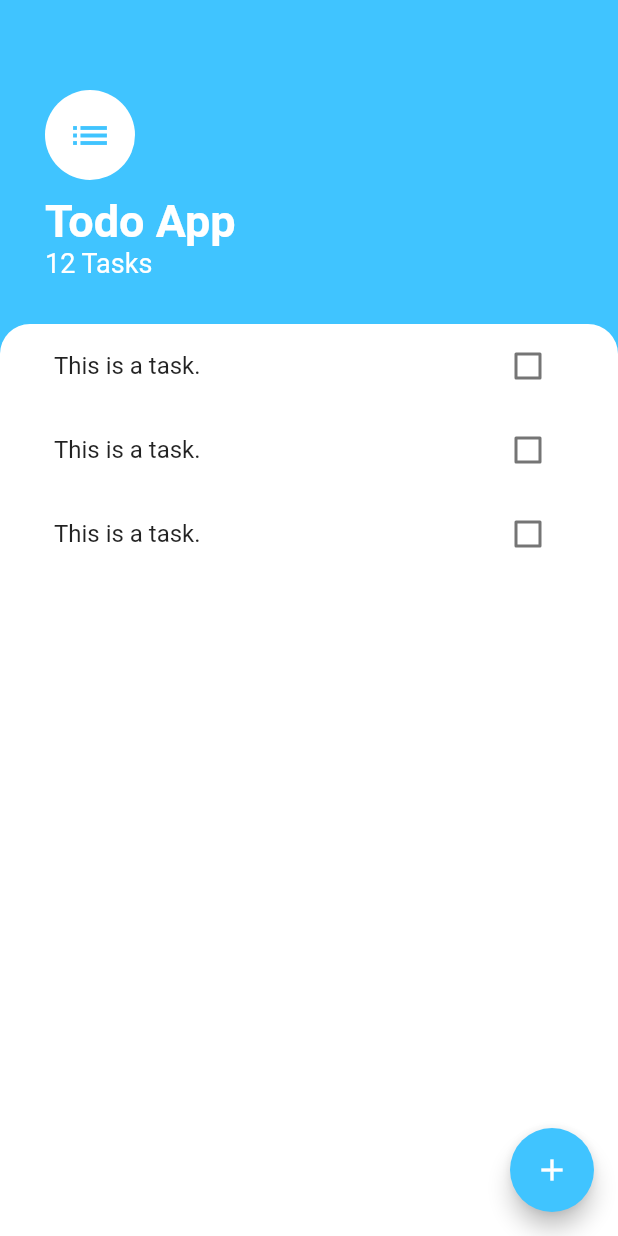
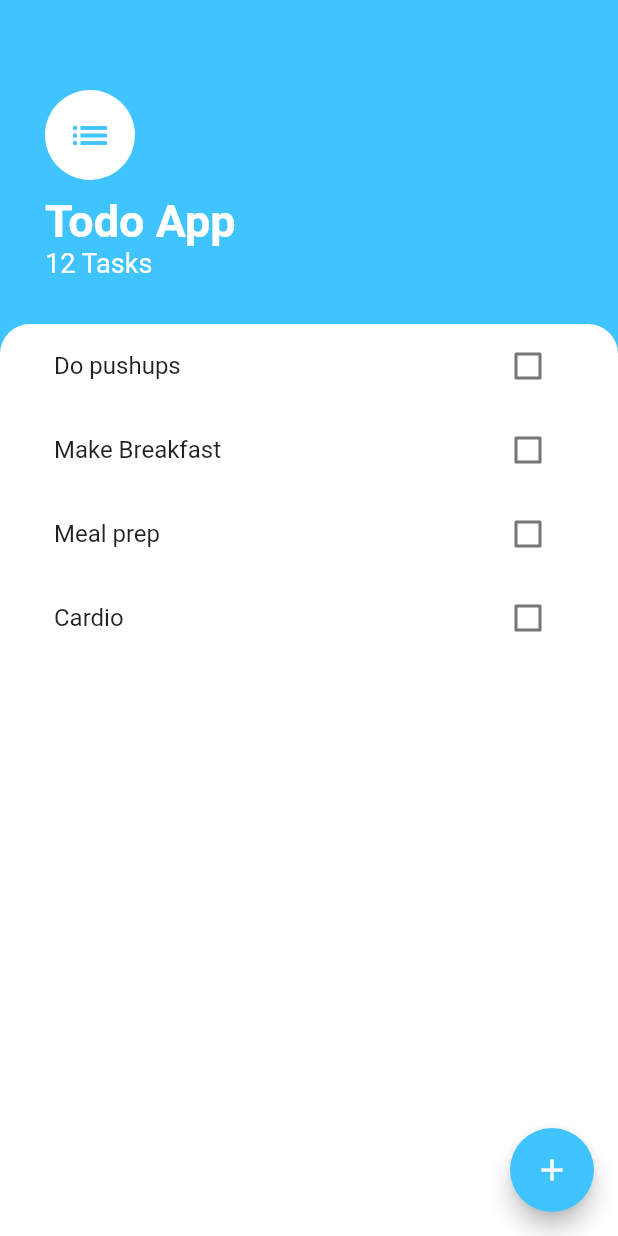
Before and after one commit to FrankyDesigner123/todo_prototype_flutter, a Flutter app: the screen it shows after launch, on a phone screen of 412 x 824 dp. Run offline on Flutter 3.47's test engine with Material 2 defaults, Android fonts, the phone set to English and light mode, and no system bars.

Commit message:
Dynamic tasktiles in ListView

```diff
--- /dev/null
+++ b/lib/models/task.dart
@@ -0,0 +1,10 @@
+class Task {
+  final String name;
+  bool isDone;
+
+  Task({this.name, this.isDone = false});
+
+  void toggleDone() {
+    isDone = !isDone;
+  }
+}
--- a/lib/widgets/tasks_list.dart
+++ b/lib/widgets/tasks_list.dart
@@ -1,15 +1,34 @@
 import 'package:flutter/material.dart';
+import 'package:prototype1_todo/models/task.dart';
 import 'package:prototype1_todo/widgets/tasks_tile.dart';
 
-class TasksList extends StatelessWidget {
+class TasksList extends StatefulWidget {
+  @override
+  _TasksListState createState() => _TasksListState();
+}
+
+class _TasksListState extends State<TasksList> {
+  List<Task> tasks = [
+    Task(name: 'Do pushups'),
+    Task(name: 'Make Breakfast'),
+    Task(name: 'Meal prep'),
+    Task(name: 'Cardio'),
+  ];
+
   @override
   Widget build(BuildContext context) {
-    return ListView(
-      children: <Widget>[
-        TaskTile(),
-        TaskTile(),
-        TaskTile(),
-      ],
+    return ListView.builder(
+      itemBuilder: (context, index) {
+        return TaskTile(
+            taskTitle: tasks[index].name,
+            isChecked: tasks[index].isDone,
+            checkboxCallback: (checkboxState) {
+              setState(() {
+                tasks[index].toggleDone();
+              });
+            });
+      },
+      itemCount: tasks.length,
     );
   }
 }
--- a/lib/widgets/tasks_tile.dart
+++ b/lib/widgets/tasks_tile.dart
@@ -1,44 +1,25 @@
 import 'package:flutter/material.dart';
 
-class TaskTile extends StatefulWidget {
-  @override
-  _TaskTileState createState() => _TaskTileState();
-}
+class TaskTile extends StatelessWidget {
+  final bool isChecked;
+  final String taskTitle;
+  final Function checkboxCallback;
 
-class _TaskTileState extends State<TaskTile> {
-  bool isChecked = false;
+  TaskTile({this.isChecked, this.taskTitle, this.checkboxCallback});
 
   @override
   Widget build(BuildContext context) {
     return ListTile(
       title: Text(
-        "This is a task.",
+        taskTitle,
         style: TextStyle(
             decoration: isChecked ? TextDecoration.lineThrough : null),
       ),
-      trailing: TaskCheckbox(
-          checkboxState: isChecked,
-          toggleCheckboxState: (bool checkboxState) {
-            setState(() {
-              isChecked = checkboxState;
-            });
-          }),
+      trailing: Checkbox(
+        activeColor: Colors.lightBlueAccent,
+        value: isChecked,
+        onChanged: checkboxCallback,
+      ),
     );
   }
 }
-
-class TaskCheckbox extends StatelessWidget {
-  final bool checkboxState;
-  final Function toggleCheckboxState;
-
-  TaskCheckbox({this.checkboxState, this.toggleCheckboxState});
-
-  @override
-  Widget build(BuildContext context) {
-    return Checkbox(
-      activeColor: Colors.lightBlueAccent,
-      value: checkboxState,
-      onChanged: toggleCheckboxState,
-    );
-  }
-}
```
